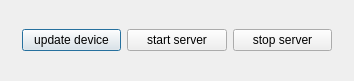
First picture: the form in QtScrcpy/dialog.ui, repository barry-ran/QtScrcpy, before the edit.
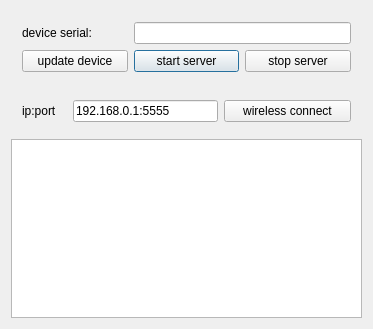
Second picture: the form after the edit.

Commit message: ui更新：增加无线连接按钮，log显示等

What changed in the file:
```diff
--- a/QtScrcpy/dialog.ui
+++ b/QtScrcpy/dialog.ui
@@ -6,8 +6,8 @@
    <rect>
     <x>0</x>
     <y>0</y>
-    <width>354</width>
-    <height>81</height>
+    <width>373</width>
+    <height>329</height>
    </rect>
   </property>
   <property name="windowTitle">
@@ -16,43 +16,108 @@
   <layout class="QVBoxLayout" name="verticalLayout">
    <item>
     <widget class="QWidget" name="topWidget" native="true">
-     <property name="minimumSize">
-      <size>
-       <width>0</width>
-       <height>50</height>
-      </size>
-     </property>
-     <property name="maximumSize">
-      <size>
-       <width>16777215</width>
-       <height>50</height>
-      </size>
-     </property>
-     <layout class="QHBoxLayout" name="horizontalLayout">
-      <item>
-       <widget class="QPushButton" name="updateDevice">
-        <property name="text">
-         <string>update device</string>
-        </property>
-       </widget>
-      </item>
-      <item>
+     <layout class="QGridLayout" name="gridLayout">
+      <item row="2" column="1">
        <widget class="QPushButton" name="startServerBtn">
         <property name="text">
          <string>start server</string>
         </property>
        </widget>
       </item>
-      <item>
+      <item row="0" column="0">
+       <widget class="QLabel" name="label_2">
+        <property name="text">
+         <string>device serial:</string>
+        </property>
+       </widget>
+      </item>
+      <item row="2" column="0">
+       <widget class="QPushButton" name="updateDevice">
+        <property name="text">
+         <string>update device</string>
+        </property>
+       </widget>
+      </item>
+      <item row="2" column="2">
        <widget class="QPushButton" name="stopServerBtn">
         <property name="text">
          <string>stop server</string>
         </property>
        </widget>
       </item>
+      <item row="0" column="1" colspan="2">
+       <widget class="QLineEdit" name="serialEdt"/>
+      </item>
      </layout>
     </widget>
    </item>
+   <item>
+    <widget class="QWidget" name="wirelessWidget" native="true">
+     <layout class="QHBoxLayout" name="horizontalLayout_2">
+      <item>
+       <widget class="QLabel" name="label">
+        <property name="minimumSize">
+         <size>
+          <width>45</width>
+          <height>0</height>
+         </size>
+        </property>
+        <property name="maximumSize">
+         <size>
+          <width>45</width>
+          <height>16777215</height>
+         </size>
+        </property>
+        <property name="text">
+         <string notr="true">ip:port</string>
+        </property>
+        <property name="textFormat">
+         <enum>Qt::PlainText</enum>
+        </property>
+        <property name="wordWrap">
+         <bool>false</bool>
+        </property>
+       </widget>
+      </item>
+      <item>
+       <widget class="QLineEdit" name="deviceIpEdt">
+        <property name="minimumSize">
+         <size>
+          <width>145</width>
+          <height>0</height>
+         </size>
+        </property>
+        <property name="maximumSize">
+         <size>
+          <width>145</width>
+          <height>16777215</height>
+         </size>
+        </property>
+        <property name="text">
+         <string>192.168.0.1:5555</string>
+        </property>
+       </widget>
+      </item>
+      <item>
+       <widget class="QPushButton" name="wirelessConnectBtn">
+        <property name="text">
+         <string>wireless connect</string>
+        </property>
+       </widget>
+      </item>
+     </layout>
+    </widget>
+   </item>
+   <item>
+    <widget class="QTextEdit" name="outEdit">
+     <property name="documentTitle">
+      <string/>
+     </property>
+     <property name="readOnly">
+      <bool>true</bool>
+     </property>
+    </widget>
+   </item>
   </layout>
  </widget>
  <layoutdefault spacing="6" margin="11"/>
```
Left out of the diff: 2 changed lines with no effect on the pictures. The commit also changes 6 other files.
